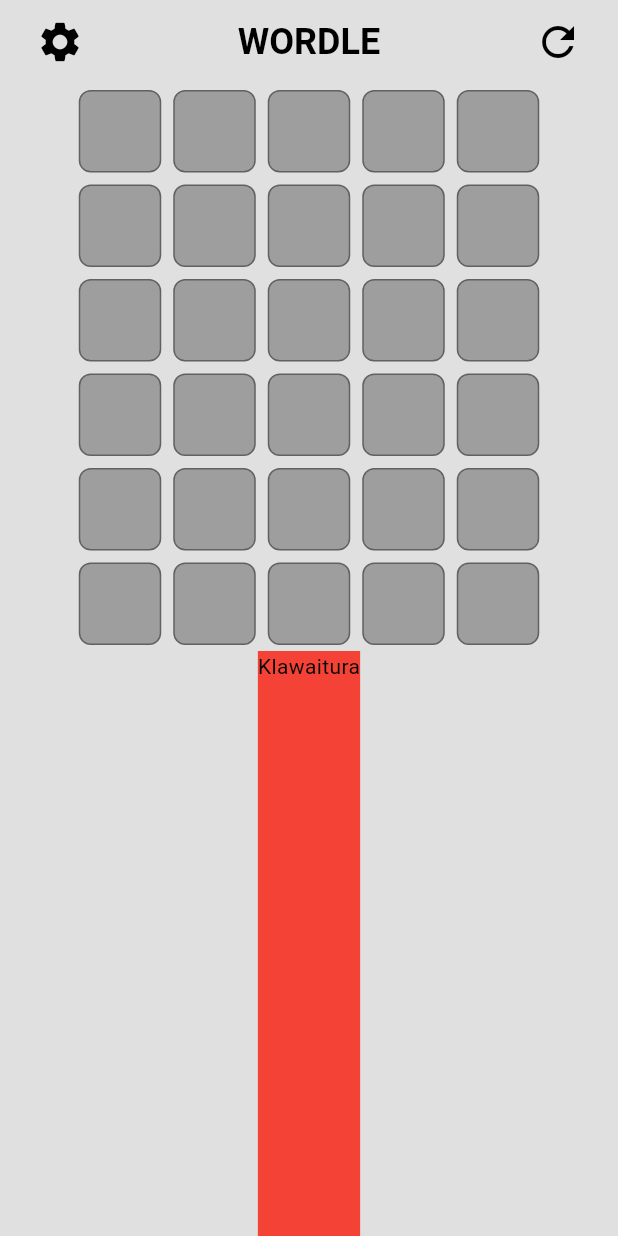
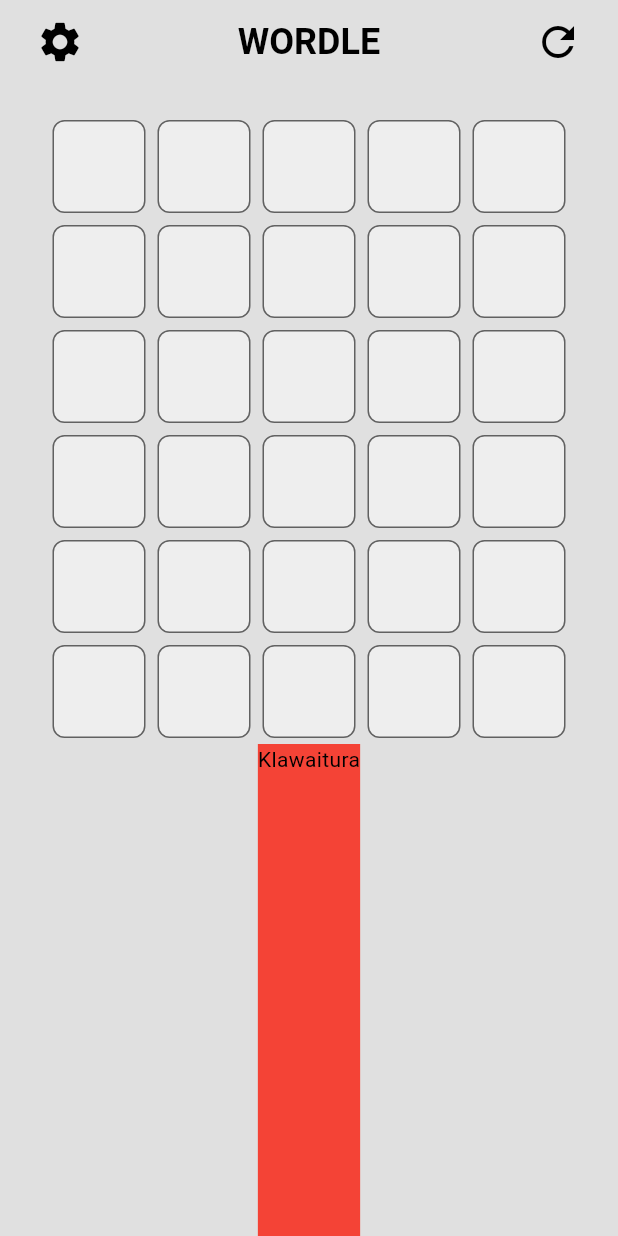
Before and after one commit to 9ShadowWolf9/Wordle, a Flutter app: the screen it shows after launch, on a phone screen of 412 x 824 dp. Run offline on Flutter 3.47's test engine with Material 3 defaults, Android fonts, the phone set to English and light mode, and no system bars.

Commit message:
grid update

```diff
--- a/lib/components/letter_board_component.dart
+++ b/lib/components/letter_board_component.dart
@@ -7,71 +7,24 @@ class LetterBoardComponent extends StatelessWidget {
 
   @override
   Widget build(BuildContext context) {
+    // Get max width of screen or limit max width for the board
+    final maxBoardWidth = MediaQuery.of(context).size.width * 0.9;
+    // Or set fixed max width e.g. 350 for consistency
+    final boardWidth = maxBoardWidth > 350 ? 350.0 : maxBoardWidth;
+
     return Center(
-      child: Column(
-        mainAxisSize: MainAxisSize.min,
-        children: [
-          Row(
-            mainAxisSize: MainAxisSize.min,
-            children: const [
-              LetterTile(),
-              LetterTile(),
-              LetterTile(),
-              LetterTile(),
-              LetterTile(),
-            ],
-          ),
-          Row(
-            mainAxisSize: MainAxisSize.min,
-            children: const [
-              LetterTile(),
-              LetterTile(),
-              LetterTile(),
-              LetterTile(),
-              LetterTile(),
-            ],
-          ),
-          Row(
-            mainAxisSize: MainAxisSize.min,
-            children: const [
-              LetterTile(),
-              LetterTile(),
-              LetterTile(),
-              LetterTile(),
-              LetterTile(),
-            ],
-          ),
-          Row(
-            mainAxisSize: MainAxisSize.min,
-            children: const [
-              LetterTile(),
-              LetterTile(),
-              LetterTile(),
-              LetterTile(),
-              LetterTile(),
-            ],
-          ),
-          Row(
-            mainAxisSize: MainAxisSize.min,
-            children: const [
-              LetterTile(),
-              LetterTile(),
-              LetterTile(),
-              LetterTile(),
-              LetterTile(),
-            ],
-          ),
-          Row(
-            mainAxisSize: MainAxisSize.min,
-            children: const [
-              LetterTile(),
-              LetterTile(),
-              LetterTile(),
-              LetterTile(),
-              LetterTile(),
-            ],
-          ),
-        ],
+      child: Container(
+        width: boardWidth,
+        child: Column(
+          mainAxisSize: MainAxisSize.min,
+          children: List.generate(6, (rowIndex) {
+            return Row(
+              children: List.generate(5, (tileIndex) {
+                return Expanded(child: LetterTile());
+              }),
+            );
+          }),
+        ),
       ),
     );
   }
--- a/lib/screens/game_screen.dart
+++ b/lib/screens/game_screen.dart
@@ -16,7 +16,10 @@ class _GameScreenState extends State<GameScreen> {
       backgroundColor: Theme.of(context).colorScheme.surface,
       body: Column(
         children: [
-          Container(child: LetterBoardComponent()),
+          Container(
+            padding: EdgeInsets.only(top: 20),
+            child: LetterBoardComponent(),
+          ),
           Expanded(
             child: Container(child: Text('Klawaitura'), color: Colors.red),
           ),
--- a/lib/widgets/letter_tile.dart
+++ b/lib/widgets/letter_tile.dart
@@ -8,22 +8,23 @@ class LetterTile extends StatelessWidget {
 
   @override
   Widget build(BuildContext context) {
-    return Container(
-      margin: const EdgeInsets.all(4), // odstęp między kafelkami
-      width: 55,
-      height: 55,
+    return AspectRatio(
+      aspectRatio: 1, // keeps the tile square
+      child: Container(
+        margin: const EdgeInsets.all(4),
         decoration: BoxDecoration(
           borderRadius: BorderRadius.circular(8),
-        color: Colors.grey,
+          color: Colors.grey.shade200, // white-ish bg
           border: Border.all(color: Colors.grey.shade700),
         ),
         child: Center(
           child: Text(
             letter,
             style: const TextStyle(
-            color: Colors.white,
+              color: Colors.black,
               fontSize: 30,
               fontWeight: FontWeight.bold,
+            ),
           ),
         ),
       ),
```
Lines whose indentation alone changed are shown as unchanged.
